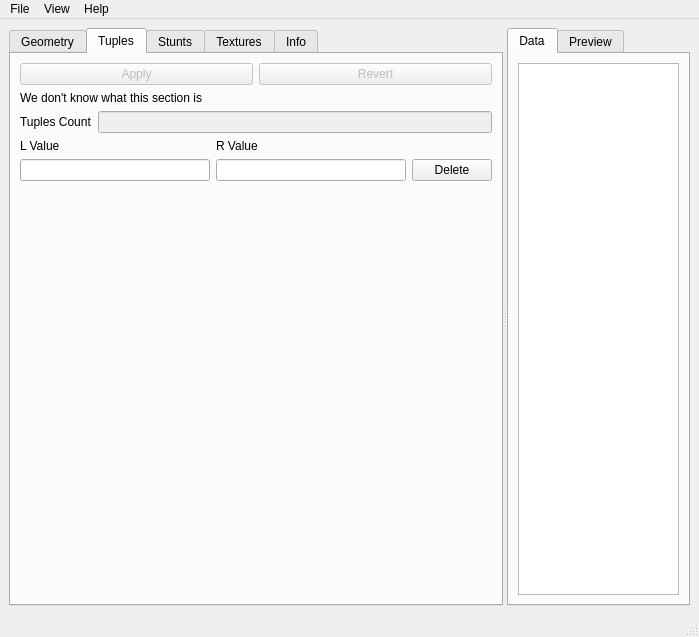
Zizin13/Roller, file TrackEditor/MainWindow.ui: the form before one commit.
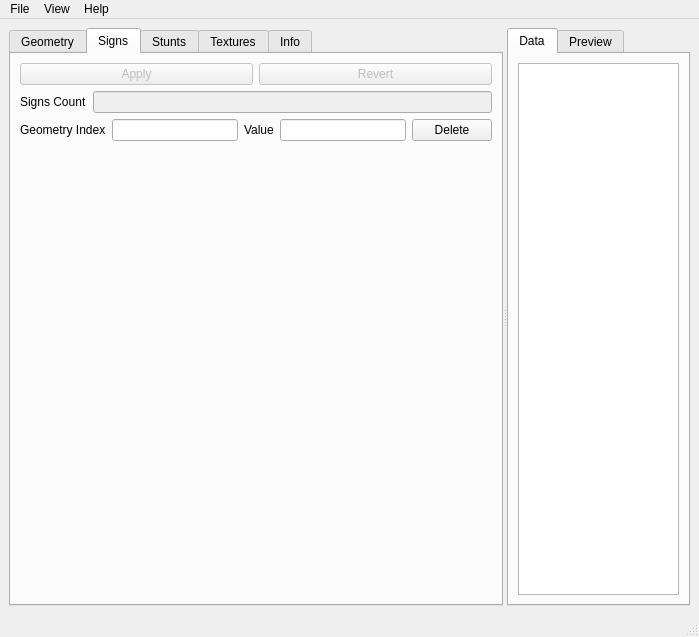
The form after the commit. The open tabs and pages were chosen to show the change. Icons and pictures are not drawn.

Patch:
```diff
--- a/TrackEditor/MainWindow.ui
+++ b/TrackEditor/MainWindow.ui
@@ -1029,7 +1029,7 @@
        </widget>
        <widget class="QWidget" name="tab_2">
         <attribute name="title">
-         <string>Tuples</string>
+         <string>Signs</string>
         </attribute>
         <layout class="QVBoxLayout" name="verticalLayout_5">
          <item>
@@ -1056,19 +1056,12 @@
            </item>
           </layout>
          </item>
-         <item>
-          <widget class="QLabel" name="label_3">
-           <property name="text">
-            <string>We don't know what this section is</string>
-           </property>
-          </widget>
-         </item>
          <item>
           <layout class="QHBoxLayout" name="horizontalLayout_4">
            <item>
             <widget class="QLabel" name="lblTuplesCount">
              <property name="text">
-              <string>Tuples Count</string>
+              <string>Signs Count</string>
              </property>
             </widget>
            </item>
@@ -1086,34 +1079,34 @@
          </item>
          <item>
           <layout class="QGridLayout" name="gridLayout">
-           <item row="1" column="1">
+           <item row="1" column="3">
             <widget class="QLineEdit" name="leRVal"/>
            </item>
-           <item row="0" column="0">
-            <widget class="QLabel" name="lblLVal">
+           <item row="1" column="4">
+            <widget class="QPushButton" name="pbDeleteTuple">
              <property name="text">
-              <string>L Value</string>
+              <string>Delete</string>
              </property>
             </widget>
            </item>
-           <item row="1" column="0">
+           <item row="1" column="1">
             <widget class="QLineEdit" name="leLVal">
              <property name="text">
               <string/>
              </property>
             </widget>
            </item>
-           <item row="0" column="1">
+           <item row="1" column="0">
+            <widget class="QLabel" name="lblLVal">
+             <property name="text">
+              <string>Geometry Index</string>
+             </property>
+            </widget>
+           </item>
+           <item row="1" column="2">
             <widget class="QLabel" name="lblRVal">
              <property name="text">
-              <string>R Value</string>
-             </property>
-            </widget>
-           </item>
-           <item row="1" column="2">
-            <widget class="QPushButton" name="pbDeleteTuple">
-             <property name="text">
-              <string>Delete</string>
+              <string>Value</string>
              </property>
             </widget>
            </item>
```
Left out of the diff: 2 changed lines with no effect on the pictures.
